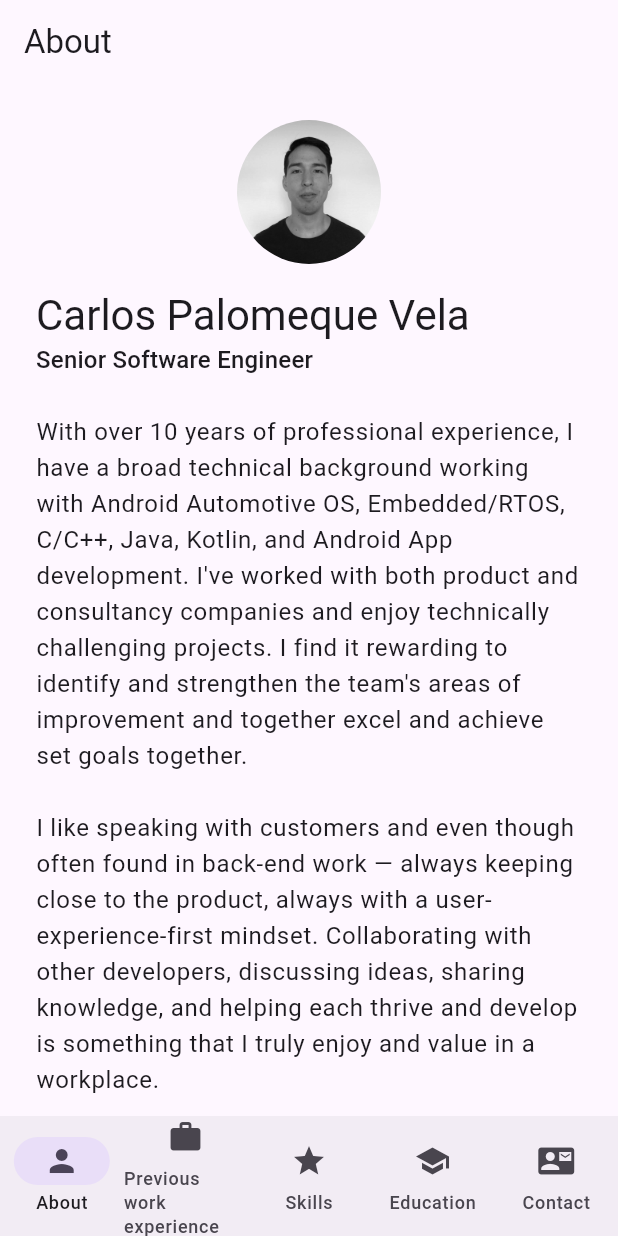
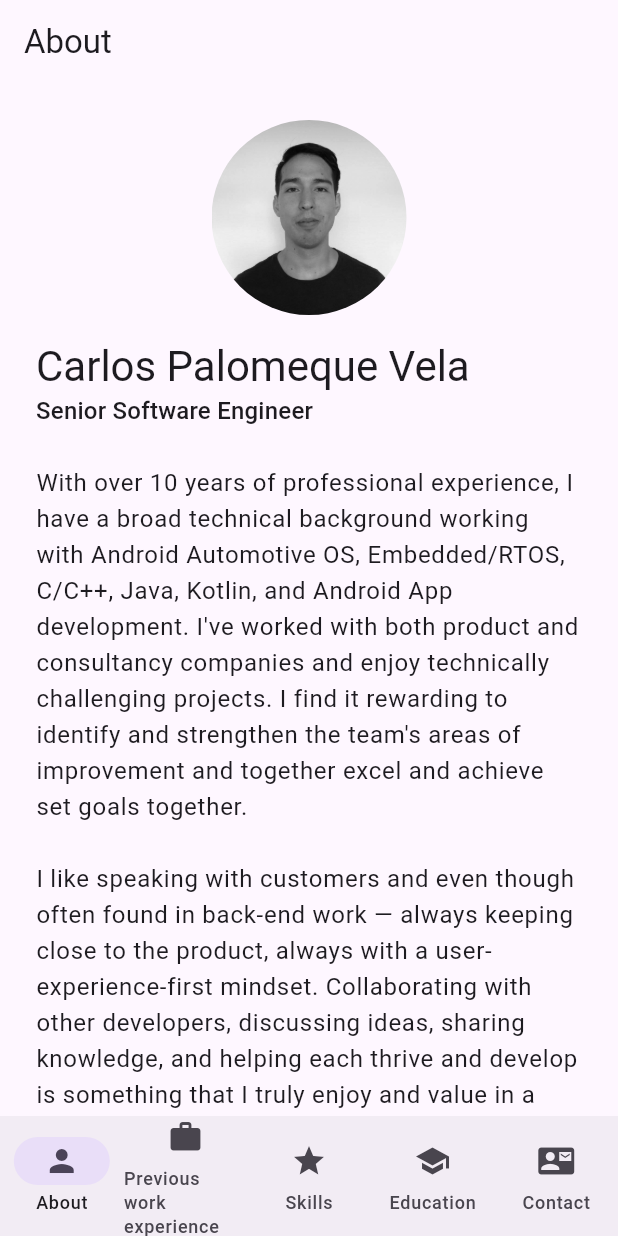
Before and after one commit to cavepv/flutterCV, a Flutter app: the screen it shows after launch, on a phone screen of 412 x 824 dp. Run offline on Flutter 3.47's test engine with Material 3 defaults, Android fonts, the phone set to English and light mode, and no system bars.

Commit message:
style(cv_app): bump avatar size to 120x120
Also minor bio wording tweak (systems design/architecture, RTOS
phrasing).

Co-authored-by: Copilot <223556219+Copilot@users.noreply.github.com>

```diff
--- a/cv_app/lib/cv_data.dart
+++ b/cv_app/lib/cv_data.dart
@@ -56,9 +56,9 @@ class CvData {
       'I\'m born and raised in Sweden — native Swedish speaker, but also fluent in '
       'English and Spanish. I\'ve had the pleasure to work with prestigious companies '
       'such as Volvo Cars, CPAC Systems, Epiroc Rocktec Division, and Volvo '
-      'Construction Equipment, where I\'ve developed my skills in Java, Kotlin, C++, '
-      'Python, AOSP/Android Automotive OS, and Real-time/event driven operating '
-      'systems (RTOS) among others.\n\n'
+      'Construction Equipment, where I\'ve developed my knowledge in systems design and '
+      'architecture and skills in Java, Kotlin, C++, Python, AOSP/Android Automotive OS, '
+      'and Real-time (RTOS) and event driven operating systems .\n\n'
       'With much curiosity I consider myself a native LLM/AI user and have adopted '
       'and come to love specification and test-driven development (OpenSpec and '
       'Caveman framework) through LLM usage. Current harnesses of choice are '
--- a/cv_app/lib/screens.dart
+++ b/cv_app/lib/screens.dart
@@ -20,8 +20,8 @@ class AboutScreen extends StatelessWidget {
           // avatar needs Center to be free to size itself instead of stretching.
           child: ClipOval(
             child: SizedBox(
-              width: 96,
-              height: 96,
+              width: 130,
+              height: 130,
               child: Image(
                 image: AssetImage('assets/images/profile.jpg'),
                 fit: BoxFit.cover,
```
